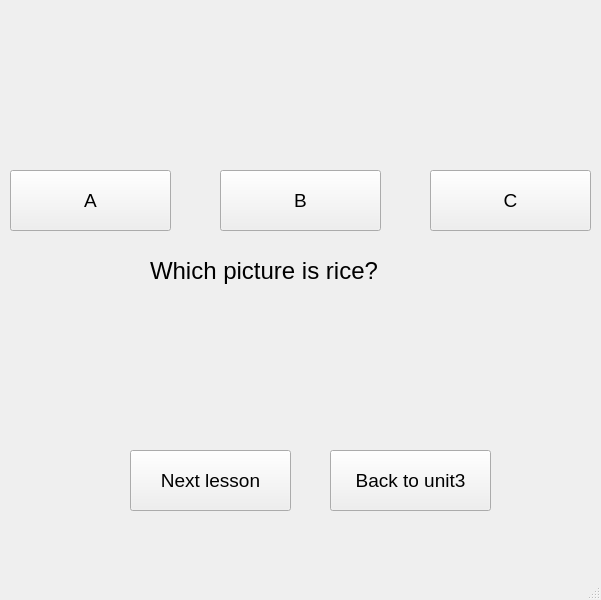
First picture: the form in SPCK/Gui/food5.ui, repository trongphuc1/TL-C4K-PTI01-, before the edit.
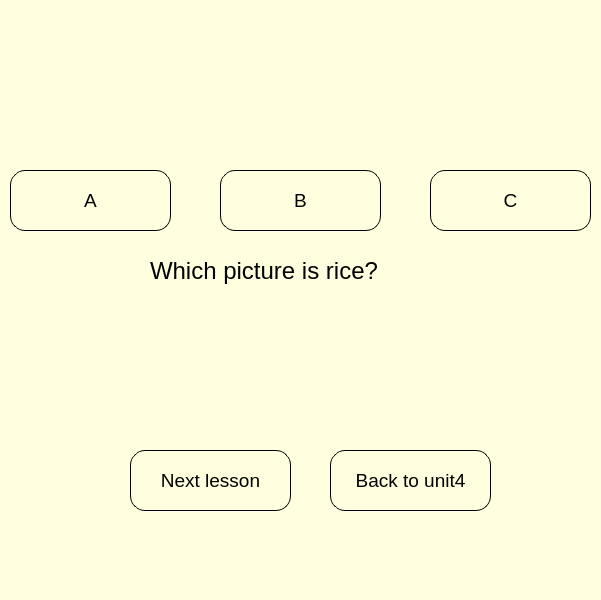
Second picture: the form after the edit. Icons and pictures are not drawn.

The edit to the form file:
```diff
--- a/SPCK/Gui/food5.ui
+++ b/SPCK/Gui/food5.ui
@@ -13,6 +13,10 @@
   <property name="windowTitle">
    <string>MainWindow</string>
   </property>
+  <property name="styleSheet">
+   <string notr="true">
+    background-color:lightyellow;</string>
+  </property>
   <widget class="QWidget" name="centralwidget">
    <widget class="QLabel" name="label_3">
     <property name="geometry">
@@ -103,8 +107,14 @@
       <pointsize>14</pointsize>
      </font>
     </property>
+    <property name="styleSheet">
+     <string notr="true">    border-radius: 15px;
+    border: 1px solid black;
+    padding: 5px;
+</string>
+    </property>
     <property name="text">
-     <string>Back to unit3</string>
+     <string>Back to unit4</string>
     </property>
    </widget>
    <widget class="QPushButton" name="pushButton_7">
@@ -121,6 +131,12 @@
       <pointsize>14</pointsize>
      </font>
     </property>
+    <property name="styleSheet">
+     <string notr="true">    border-radius: 15px;
+    border: 1px solid black;
+    padding: 5px;
+</string>
+    </property>
     <property name="text">
      <string>Next lesson</string>
     </property>
@@ -139,6 +155,12 @@
       <pointsize>14</pointsize>
      </font>
     </property>
+    <property name="styleSheet">
+     <string notr="true">    border-radius: 15px;
+    border: 1px solid black;
+    padding: 5px;
+</string>
+    </property>
     <property name="text">
      <string>C</string>
     </property>
@@ -157,6 +179,12 @@
       <pointsize>14</pointsize>
      </font>
     </property>
+    <property name="styleSheet">
+     <string notr="true">    border-radius: 15px;
+    border: 1px solid black;
+    padding: 5px;
+</string>
+    </property>
     <property name="text">
      <string>B</string>
     </property>
@@ -175,6 +203,12 @@
       <pointsize>14</pointsize>
      </font>
     </property>
+    <property name="styleSheet">
+     <string notr="true">    border-radius: 15px;
+    border: 1px solid black;
+    padding: 5px;
+</string>
+    </property>
     <property name="text">
      <string>A</string>
     </property>
```
Left out of the diff: 10 changed lines with no effect on the pictures.
